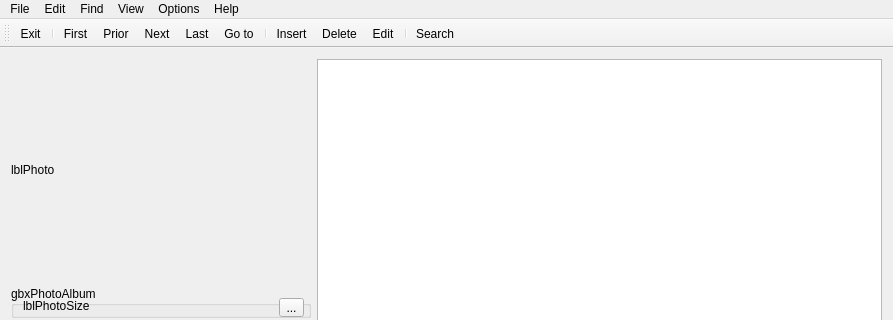
This is Forms/CMain.ui in skynowa/xxxdb as Qt 5 draws it before an edit; both pictures show x 0 to 893 and y 0 to 320 of the 893 by 578 pixel window. The edited form follows.
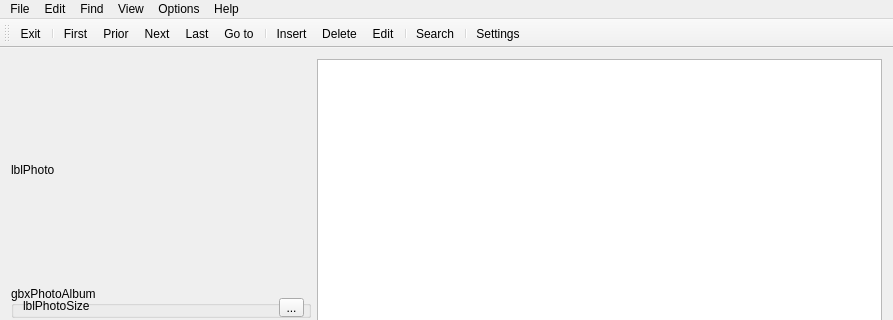
This is the edited form. Icons and pictures are not drawn.

Commit message: ADD: actOptions_Settings to toolbar

Diff of the .ui file:
```diff
--- a/Forms/CMain.ui
+++ b/Forms/CMain.ui
@@ -188,6 +188,8 @@
    <addaction name="actEdit_Edit"/>
    <addaction name="separator"/>
    <addaction name="actFind_Search"/>
+   <addaction name="separator"/>
+   <addaction name="actOptions_Settings"/>
   </widget>
   <action name="actFile_Exit">
    <property name="icon">
```
